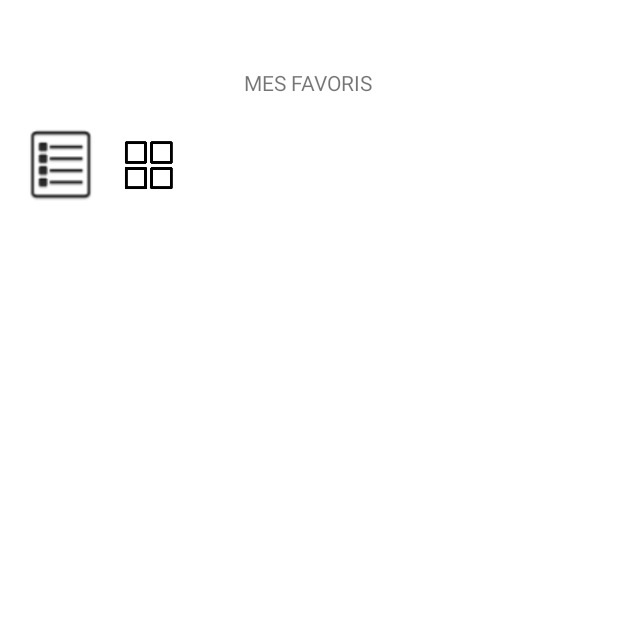
After one commit to TheLucas59/M1-TAC, an Android app: the FavoriteActivity screen opened directly, with no data from a screen before it, on a phone screen of 412 x 824 dp, the top half of it. The commit adds this screen. Run offline under Robolectric (Android 15) with nearby library versions, the phone set to English and light mode, and no system bars.

Commit message:
Rename layout for consistency and added flow for navigation in the application

```diff
--- a/app/src/main/AndroidManifest.xml
+++ b/app/src/main/AndroidManifest.xml
@@ -27,6 +27,10 @@
                 <category android:name="android.intent.category.LAUNCHER" />
             </intent-filter>
         </activity>
+        <activity android:name=".AllGameActivity"/>
+        <activity android:name=".FavoriteActivity"/>
+        <activity android:name=".RandomActivity"/>
+        <activity android:name=".CreditActivity"/>
     </application>
 
     <uses-permission android:name="android.permission.INTERNET" />
--- /dev/null
+++ b/app/src/main/java/com/ulille/mmolist/FavoriteActivity.java
@@ -0,0 +1,19 @@
+package com.ulille.mmolist;
+
+import android.os.Bundle;
+import android.widget.TextView;
+
+import androidx.annotation.Nullable;
+import androidx.appcompat.app.AppCompatActivity;
+
+public class FavoriteActivity extends AppCompatActivity {
+    private final String TITLE = "MES FAVORIS";
+    TextView titlePageGames;
+    @Override
+    protected void onCreate(@Nullable Bundle savedInstanceState) {
+        super.onCreate(savedInstanceState);
+        setContentView(R.layout.v_all_game);
+        titlePageGames = findViewById(R.id.titlePageGames);
+        titlePageGames.setText(TITLE);
+    }
+}
--- a/app/src/main/res/layout/v_activity_all_game.xml
+++ b/app/src/main/res/layout/v_all_game.xml
@@ -27,10 +27,10 @@
         android:background="@drawable/grid"
         android:contentDescription="@string/grid"
         app:layout_constraintStart_toEndOf="@+id/buttonList"
-        app:layout_constraintTop_toBottomOf="@+id/textView" />
+        app:layout_constraintTop_toBottomOf="@+id/titlePageGames" />
 
     <TextView
-        android:id="@+id/textView"
+        android:id="@+id/titlePageGames"
         android:layout_width="wrap_content"
         android:layout_height="wrap_content"
         android:layout_marginTop="45dp"
--- /dev/null
+++ b/app/src/main/res/layout/v_credit.xml
@@ -0,0 +1,6 @@
+<?xml version="1.0" encoding="utf-8"?>
+<androidx.constraintlayout.widget.ConstraintLayout xmlns:android="http://schemas.android.com/apk/res/android"
+    android:layout_width="match_parent"
+    android:layout_height="match_parent">
+
+</androidx.constraintlayout.widget.ConstraintLayout>
--- a/build.gradle
+++ b/build.gradle
@@ -1,7 +1,7 @@
 // Top-level build file where you can add configuration options common to all sub-projects/modules.
 plugins {
-    id 'com.android.application' version '7.2.2' apply false
-    id 'com.android.library' version '7.2.2' apply false
+    id 'com.android.application' version '7.3.1' apply false
+    id 'com.android.library' version '7.3.1' apply false
 }
 
 task clean(type: Delete) {
```
Also changed, not shown: app/src/main/java/com/ulille/mmolist/AllGameActivity.java (added, +15 -0 lines), app/src/main/java/com/ulille/mmolist/CreditActivity.java (added, +15 -0 lines), app/src/main/java/com/ulille/mmolist/MainActivity.java (+5 -4 lines), app/src/main/java/com/ulille/mmolist/MenuActivity.java (+57 -0 lines), app/src/main/java/com/ulille/mmolist/RandomActivity.java (added, +14 -0 lines), gradle/wrapper/gradle-wrapper.properties.
